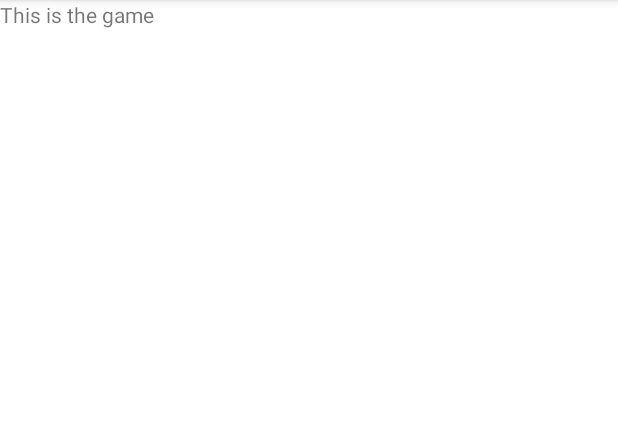
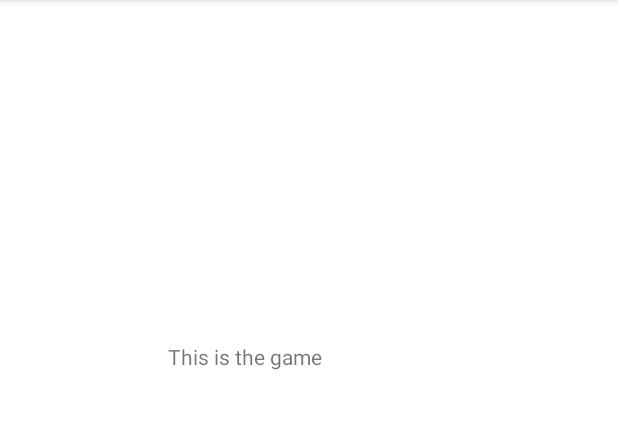
Before and after one commit to Giulio899/SDChessReferee, an Android app: the GameActivity screen opened directly, with no data from a screen before it, on a phone screen of 412 x 824 dp, the part 84-513 px from its top. Run offline under Robolectric (Android 15) with nearby library versions, the phone set to English and light mode, and no system bars.

```diff
--- a/ChessReferee/app/build.gradle
+++ b/ChessReferee/app/build.gradle
@@ -40,4 +40,9 @@ dependencies {
     testImplementation 'junit:junit:4.13.2'
     androidTestImplementation 'androidx.test.ext:junit:1.1.3'
     androidTestImplementation 'androidx.test.espresso:espresso-core:3.4.0'
+
+    def cameraxVersion = "1.1.0-alpha09"
+    implementation "androidx.camera:camera-core:${cameraxVersion}"
+    implementation "androidx.camera:camera-camera2:${cameraxVersion}"
+    implementation "androidx.camera:camera-lifecycle:${cameraxVersion}"
 }
--- a/ChessReferee/app/src/main/res/layout/activity_game.xml
+++ b/ChessReferee/app/src/main/res/layout/activity_game.xml
@@ -10,7 +10,9 @@
         android:id="@+id/textView2"
         android:layout_width="184dp"
         android:layout_height="129dp"
+        android:layout_marginStart="112dp"
+        android:layout_marginTop="228dp"
         android:text="This is the game"
-        tools:layout_editor_absoluteX="109dp"
-        tools:layout_editor_absoluteY="288dp" />
+        app:layout_constraintStart_toStartOf="parent"
+        app:layout_constraintTop_toTopOf="parent" />
 </androidx.constraintlayout.widget.ConstraintLayout>
```
